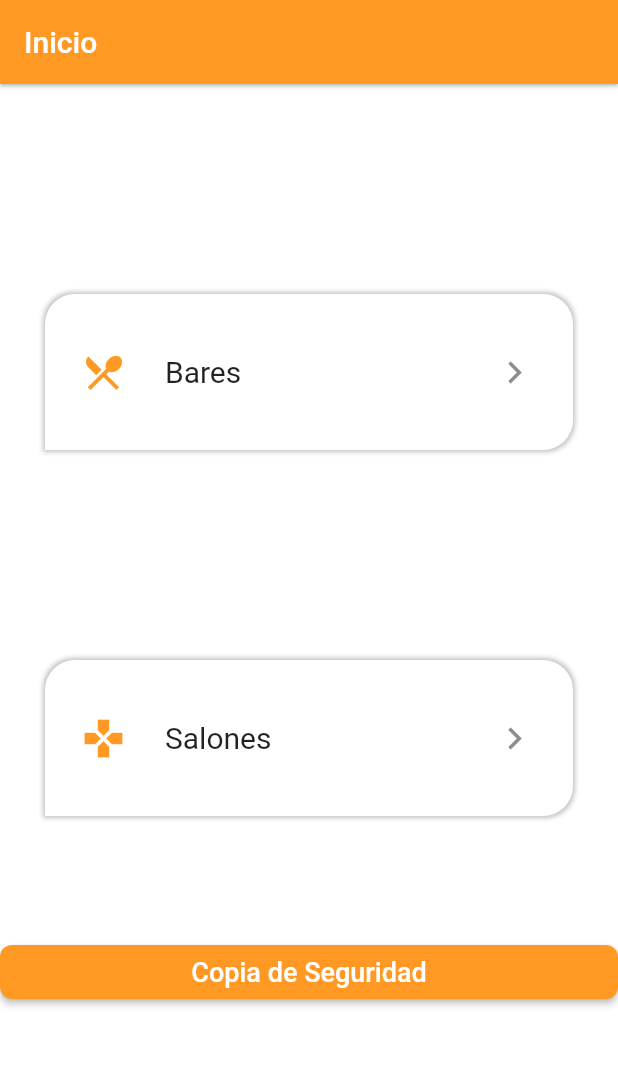
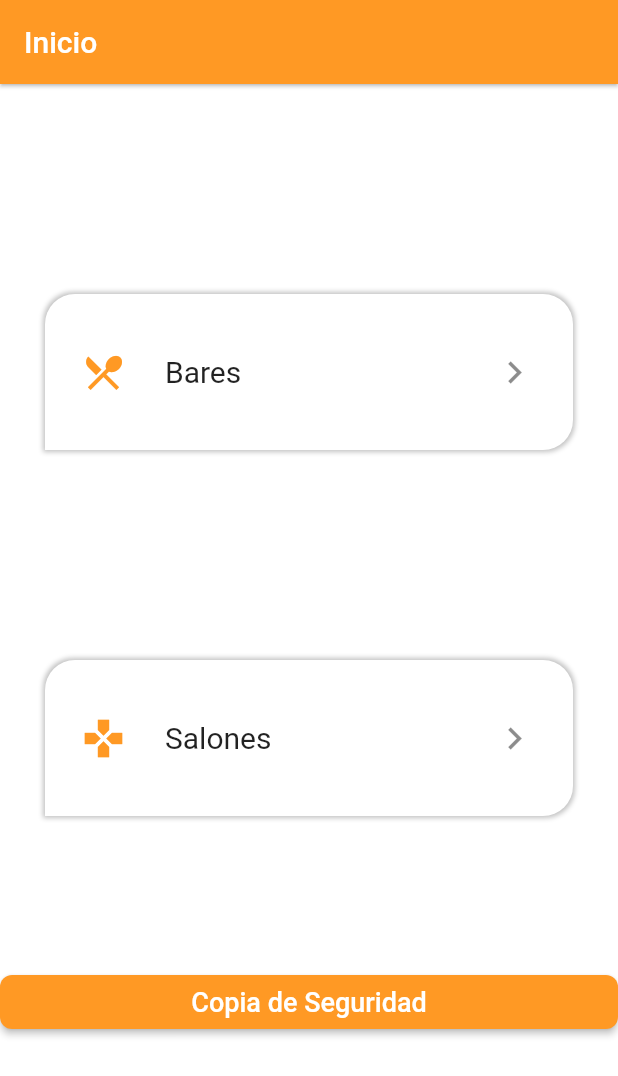
Before and after one commit to GuillermoPolanRuiz/app_ri, a Flutter app: the screen it shows after launch, on a phone screen of 412 x 824 dp. Shown: the top 1076 px of the screen. Run offline on Flutter 3.47's test engine with Material 2 defaults, Android fonts, the phone set to English and light mode, and no system bars; our stand-ins replace permission_handler, sqflite; missing offline and left inert: dart:ffi; accounts and stored records are empty.

Commit message:
Separar los botones de la copia de seguridad

```diff
--- a/lib/screens/list.dart
+++ b/lib/screens/list.dart
@@ -39,7 +39,7 @@ class _ListScreen extends State<ListScreen> {
             MyContainer(link: ListDataScreen(name: 'Bares'), text: 'Bares', icon: Icons.restaurant_menu),
             Padding(padding: EdgeInsets.all(60)),
             MyContainer(link: ListDataScreen(name: 'Salones'), text: 'Salones', icon: Icons.gamepad),
-            const SizedBox(height: 80),
+            const SizedBox(height: 100),
             ElevatedButton(
               onPressed: () async {
                 _showMyDialog();
```
